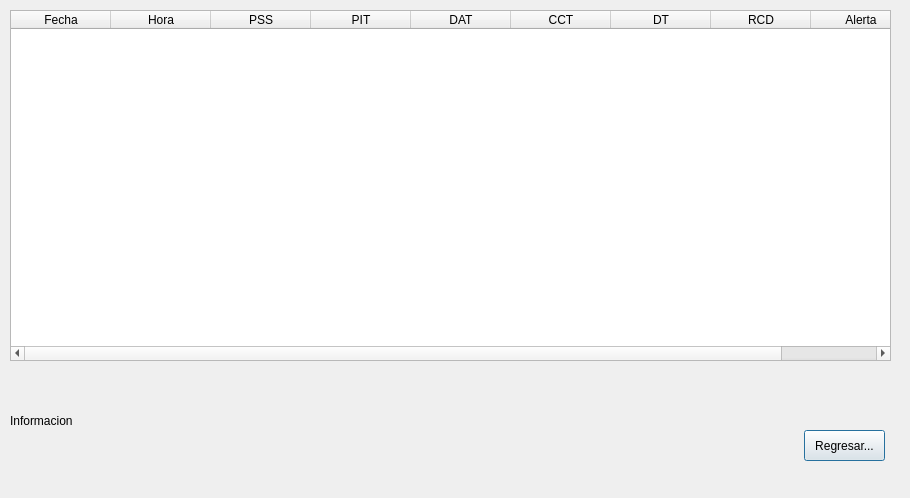
Qt form tablafrentedialog.ui (lumartch/Proyecto_Tuneladora) before a commit.
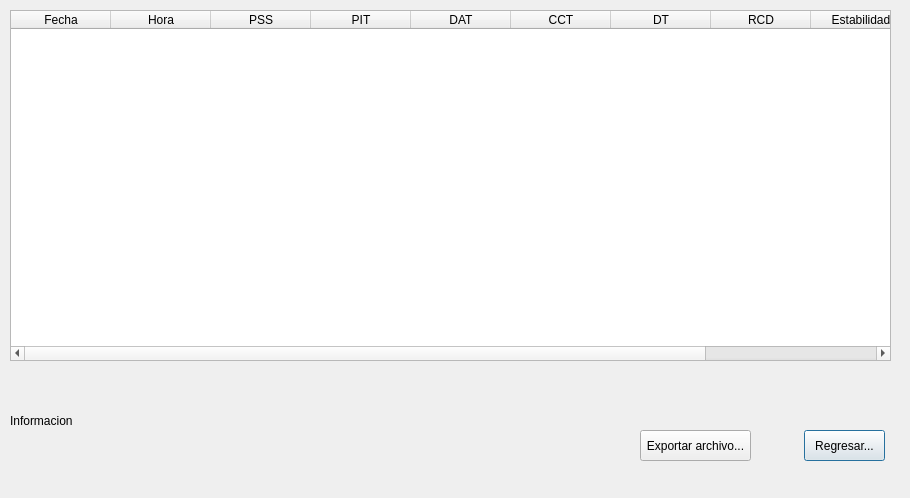
The same form after that commit.

Commit message: Implementación de exportación de archivos.

What changed in the file:
```diff
--- a/tablafrentedialog.ui
+++ b/tablafrentedialog.ui
@@ -62,6 +62,11 @@
      <string>RCD</string>
     </property>
    </column>
+   <column>
+    <property name="text">
+     <string>Estabilidad</string>
+    </property>
+   </column>
    <column>
     <property name="text">
      <string>Alerta</string>
@@ -94,6 +99,19 @@
     <string>Informacion</string>
    </property>
   </widget>
+  <widget class="QPushButton" name="exportarPB">
+   <property name="geometry">
+    <rect>
+     <x>640</x>
+     <y>430</y>
+     <width>111</width>
+     <height>31</height>
+    </rect>
+   </property>
+   <property name="text">
+    <string>Exportar archivo...</string>
+   </property>
+  </widget>
  </widget>
  <resources/>
  <connections/>
```
The commit also changes 9 other files.
